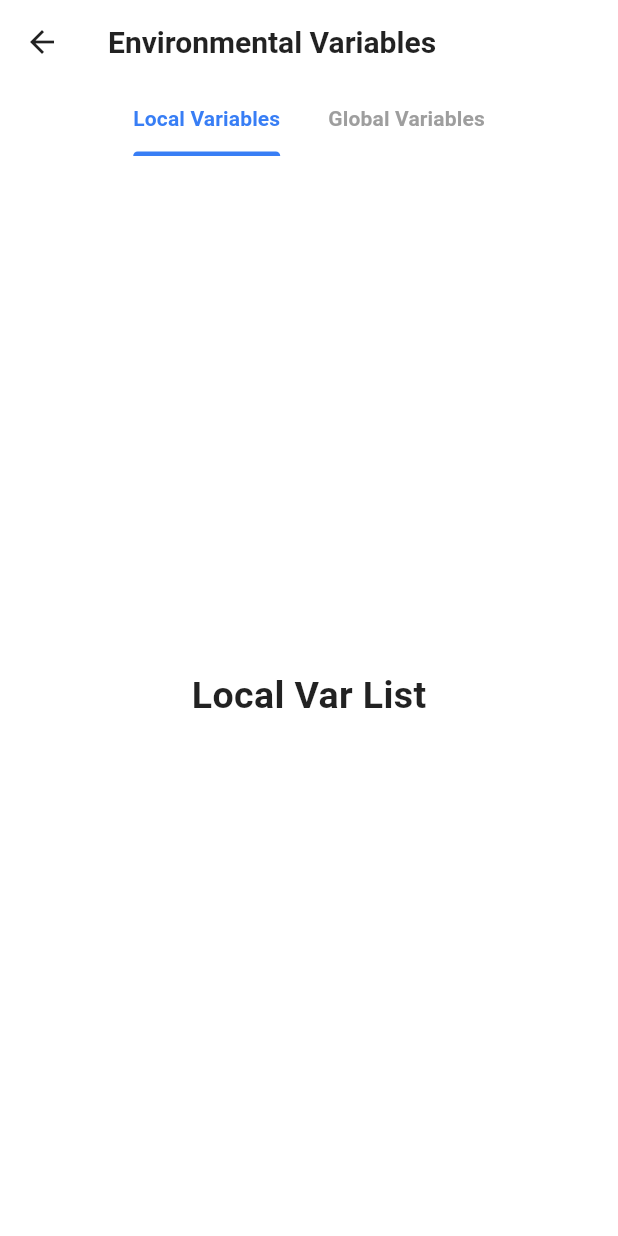
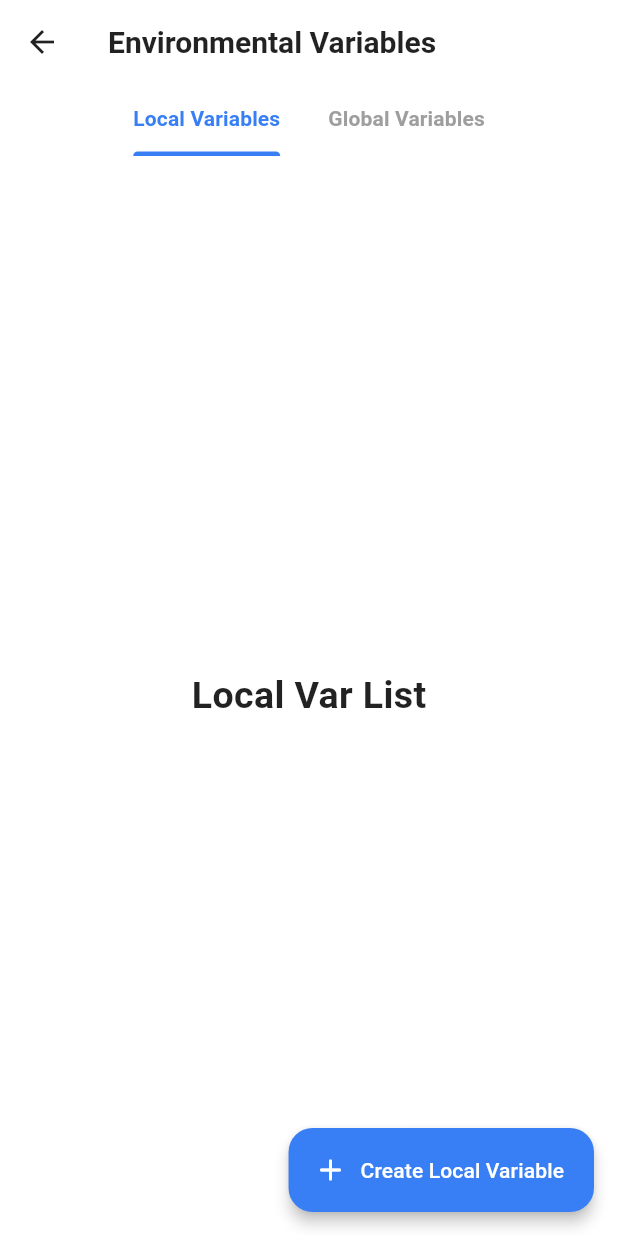
Before and after one commit to prathameshkhade/SysAdmin, a Flutter app: the EnvScreen screen opened directly, on a phone screen of 412 x 824 dp. Run offline on Flutter 3.47's test engine with Material 3 defaults, Android fonts, the phone set to English and light mode, and no system bars; our stand-ins replace concentric_transition, file_picker, flutter_expandable_fab, flutter_riverpod, flutter_secure_storage, flutter_svg and 3 more; missing offline and left inert: cron_parser, dartssh2, xterm; accounts and stored records are empty.

Commit message:
add: Fab Icon for creating variables

```diff
--- a/lib/presentation/screens/environmental_variables/index.dart
+++ b/lib/presentation/screens/environmental_variables/index.dart
@@ -28,6 +28,9 @@ class _EnvScreenState extends ConsumerState<EnvScreen> with SingleTickerProvider
     super.dispose();
     _tabController.dispose();
   }
+
+  // Callback functions
+  void _handleFabClick() {}
 
   @override
   Widget build(BuildContext context) {
@@ -72,6 +75,14 @@ class _EnvScreenState extends ConsumerState<EnvScreen> with SingleTickerProvider
             ],
           )
       ),
+
+      floatingActionButton: FloatingActionButton.extended(
+        onPressed: _handleFabClick,
+        tooltip: "Create ${_tabController.index == 0 ? 'Local' : 'Global'} Variable",
+        elevation: 4.0,
+        icon: const Icon(Icons.add_rounded),
+        label: Text("Create ${_tabController.index == 0 ? 'Local' : 'Global'} Variable")
+      ),
     );
   }
 }
--- a/lib/presentation/screens/schedule_jobs/index.dart
+++ b/lib/presentation/screens/schedule_jobs/index.dart
@@ -143,6 +143,7 @@ class _ScheduleJobScreenState extends ConsumerState<ScheduleJobScreen> with Sing
           ],
         ),
       ),
+
       body: TabBarView(
         controller: tabController,
         children: <Widget>[
@@ -156,6 +157,7 @@ class _ScheduleJobScreenState extends ConsumerState<ScheduleJobScreen> with Sing
           ),
         ],
       ),
+
       floatingActionButton: FloatingActionButton.extended(
         onPressed: _handleFabClick,
         tooltip: "Create ${tabController.index == 0 ? 'At' : 'Cron'} Job",
```
